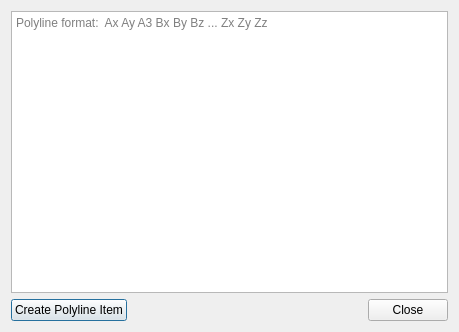
Old version of the form Polyhedron/demo/Polyhedron/Plugins/IO/Add_polylines_dialog.ui in the repository CGAL/cgal.
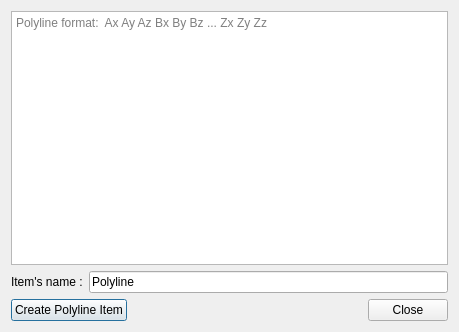
New version of the form.

Commit message: Adds the possibility to choose the name of the point_sets and polylines created on the fly, but keeps the same counter.

```diff
--- a/Polyhedron/demo/Polyhedron/Plugins/IO/Add_polylines_dialog.ui
+++ b/Polyhedron/demo/Polyhedron/Plugins/IO/Add_polylines_dialog.ui
@@ -44,10 +44,34 @@
         <bool>false</bool>
        </property>
        <property name="placeholderText">
-        <string notr="true">Polyline format:  Ax Ay A3 Bx By Bz ... Zx Zy Zz </string>
+        <string notr="true">Polyline format:  Ax Ay Az Bx By Bz ... Zx Zy Zz </string>
        </property>
       </widget>
      </item>
+     <item>
+      <layout class="QHBoxLayout" name="horizontalLayout_3">
+       <item>
+        <widget class="QLabel" name="label">
+         <property name="sizePolicy">
+          <sizepolicy hsizetype="Fixed" vsizetype="Preferred">
+           <horstretch>0</horstretch>
+           <verstretch>0</verstretch>
+          </sizepolicy>
+         </property>
+         <property name="text">
+          <string>Item's name :</string>
+         </property>
+        </widget>
+       </item>
+       <item>
+        <widget class="QLineEdit" name="name_lineEdit">
+         <property name="text">
+          <string>Polyline</string>
+         </property>
+        </widget>
+       </item>
+      </layout>
+     </item>
      <item>
       <layout class="QHBoxLayout" name="horizontalLayout">
        <property name="sizeConstraint">
```
The commit also changes 3 other files.
